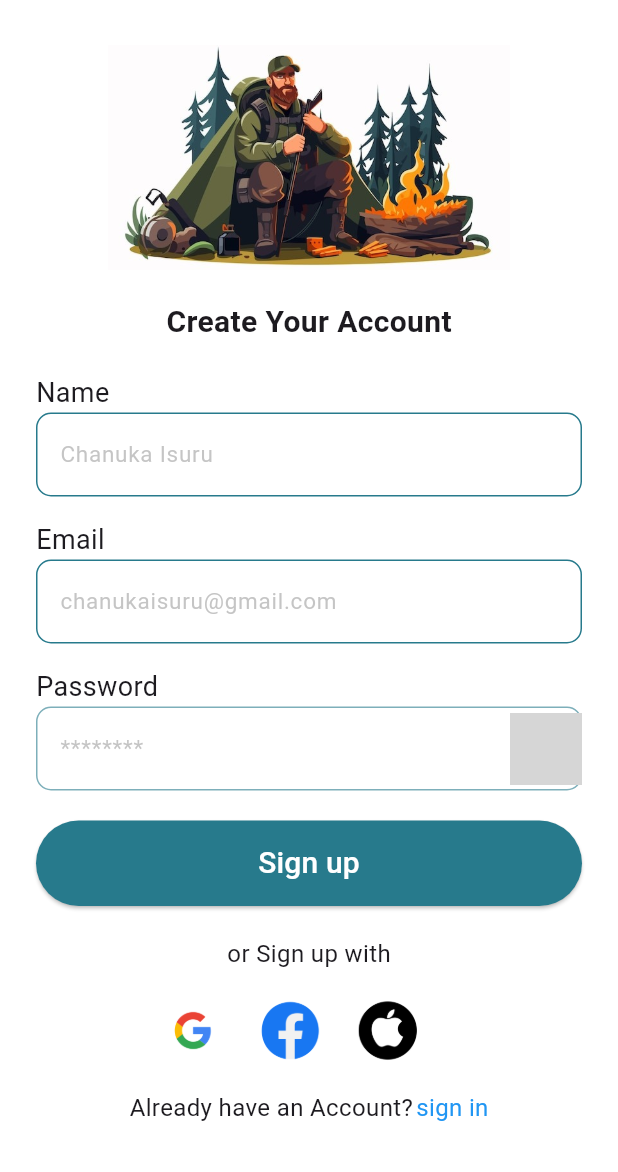
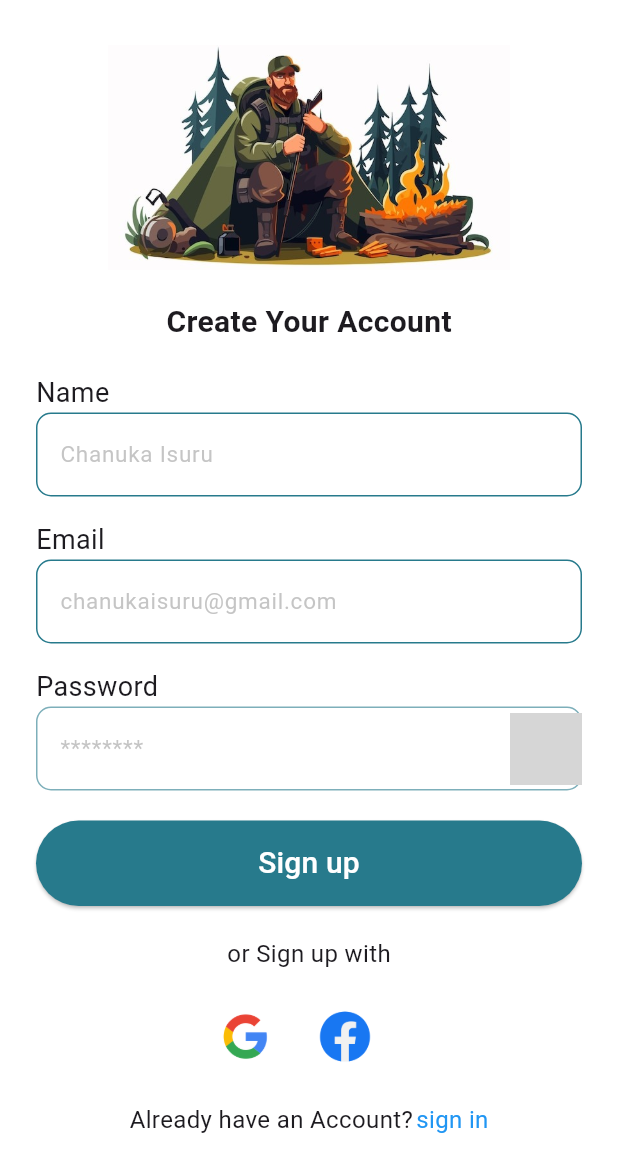
Before and after one commit to Chanukaisuru/CampKit, a Flutter app: the SignUpPage screen opened directly, on a phone screen of 412 x 824 dp. Shown: the top 1172 px of the screen. Run offline on Flutter 3.47's test engine with Material 3 defaults, Android fonts, the light colour scheme and no system bars; grey boxes are pictures that could not be loaded.

Commit message:
change icon size

```diff
--- a/lib/signIn_and_signUp/sign_up_page.dart
+++ b/lib/signIn_and_signUp/sign_up_page.dart
@@ -23,9 +23,13 @@ class _SignUpPageState extends State<SignUpPage> {
                 mainAxisAlignment: MainAxisAlignment.center,
                 children: [
                   SizedBox(height: 30),
+
+                  // Header Image
                   Image.asset('assets/image/signInPage_image.jpeg',
                       height: 150),
                   SizedBox(height: 20),
+
+                  // Title
                   Text(
                     'Create Your Account',
                     style: TextStyle(
@@ -33,10 +37,9 @@ class _SignUpPageState extends State<SignUpPage> {
                       fontWeight: FontWeight.bold,
                     ),
                   ),
-
                   SizedBox(height: 20),
 
-                  //Name field
+                  // Name Field
                   Align(
                     alignment: Alignment.centerLeft,
                     child: Text(
@@ -45,11 +48,9 @@ class _SignUpPageState extends State<SignUpPage> {
                     ),
                   ),
                   _buildTextField('Chanuka Isuru', false),
-                  SizedBox(
-                    height: 16,
-                  ),
+                  SizedBox(height: 16),
 
-                  //email field
+                  // Email Field
                   Align(
                     alignment: Alignment.centerLeft,
                     child: Text(
@@ -58,11 +59,9 @@ class _SignUpPageState extends State<SignUpPage> {
                     ),
                   ),
                   _buildTextField('chanukaisuru@gmail.com', false),
-                  SizedBox(
-                    height: 16,
-                  ),
+                  SizedBox(height: 16),
 
-                  //password field
+                  // Password Field
                   Align(
                     alignment: Alignment.centerLeft,
                     child: Text(
@@ -73,6 +72,7 @@ class _SignUpPageState extends State<SignUpPage> {
                   _buildPasswordField(),
                   SizedBox(height: 20),
 
+                  // Sign Up Button
                   ElevatedButton(
                     onPressed: () {
                       Navigator.push(
@@ -96,30 +96,27 @@ class _SignUpPageState extends State<SignUpPage> {
                       ),
                     ),
                   ),
-
                   SizedBox(height: 20),
 
+                  // Social Media Login
                   Text(
                     'or Sign up with',
                     style: TextStyle(fontSize: 16),
                   ),
-
                   SizedBox(height: 20),
-
-                  //social meadia icons
 
                   Row(
                     mainAxisAlignment: MainAxisAlignment.center,
                     children: [
-                      _buildSocialIcon('assets/icon/google.png'),
+                      _buildSocialIcon('assets/icon/google.png', 48.0),
                       SizedBox(width: 25),
-                      _buildSocialIcon('assets/icon/facebook.png'),
-                      SizedBox(width: 25),
-                      _buildSocialIcon('assets/icon/apple.png'),
+                      _buildSocialIcon('assets/icon/facebook.png', 35.0),
                       SizedBox(width: 25),
                     ],
                   ),
                   SizedBox(height: 20),
+
+                  // Sign In Navigation
                   Row(
                     mainAxisAlignment: MainAxisAlignment.center,
                     children: [
@@ -133,7 +130,8 @@ class _SignUpPageState extends State<SignUpPage> {
                           Navigator.push(
                             context,
                             MaterialPageRoute(
-                                builder: (context) => SignInPage()),
+                              builder: (context) => SignInPage(),
+                            ),
                           );
                         },
                         child: Text(
@@ -152,7 +150,7 @@ class _SignUpPageState extends State<SignUpPage> {
     );
   }
 
-  // Password field with custom eye icon toggle
+  /// Password Field with Eye Icon Toggle
   Widget _buildPasswordField() {
     return TextField(
       obscureText: _obscurePassword,
@@ -168,14 +166,14 @@ class _SignUpPageState extends State<SignUpPage> {
         enabledBorder: OutlineInputBorder(
           borderRadius: BorderRadius.circular(10),
           borderSide: BorderSide(
-            color: const Color(0x99277A8C),
+            color: Color(0x99277A8C),
             width: 1.0,
           ),
         ),
         focusedBorder: OutlineInputBorder(
           borderRadius: BorderRadius.circular(10),
           borderSide: BorderSide(
-            color: const Color(0xFFF2A81D),
+            color: Color(0xFFF2A81D),
             width: 2.0,
           ),
         ),
@@ -189,7 +187,6 @@ class _SignUpPageState extends State<SignUpPage> {
             _obscurePassword
                 ? 'assets/icon/close_eye.png' // Custom icon for hidden password
                 : 'assets/icon/open_eye.png', // Custom icon for visible password
-
             height: 20,
             color: Color.fromARGB(255, 124, 123, 123),
           ),
@@ -198,21 +195,24 @@ class _SignUpPageState extends State<SignUpPage> {
     );
   }
 
-  // social meadia icon function
-  Widget _buildSocialIcon(String assetPath) {
+  /// Social Media Icon Widget with Custom Size
+  Widget _buildSocialIcon(String assetPath, double size) {
     return GestureDetector(
       onTap: () {
-        //Handle social login
+        // Handle social login
       },
+      child: Container(
+        width: size,
+        height: size,
         child: Image.asset(
           assetPath,
-        height: 40,
+          fit: BoxFit.contain,
+        ),
       ),
     );
   }
-}
 
-//text feild function
+  /// Text Field Widget
   Widget _buildTextField(String hint, bool obscureText) {
     return TextField(
       obscureText: obscureText,
@@ -228,17 +228,18 @@ Widget _buildTextField(String hint, bool obscureText) {
         enabledBorder: OutlineInputBorder(
           borderRadius: BorderRadius.circular(10),
           borderSide: BorderSide(
-          color: const Color(0xFF277A8C), // Set color for enabled state
+            color: Color(0xFF277A8C),
             width: 1.0,
           ),
         ),
         focusedBorder: OutlineInputBorder(
           borderRadius: BorderRadius.circular(10),
           borderSide: BorderSide(
-          color: const Color(0xFFF2A81D), // Set color for focused state
+            color: Color(0xFFF2A81D),
             width: 2.0,
           ),
         ),
       ),
     );
   }
+}
```
Lines whose indentation alone changed are shown as unchanged.
